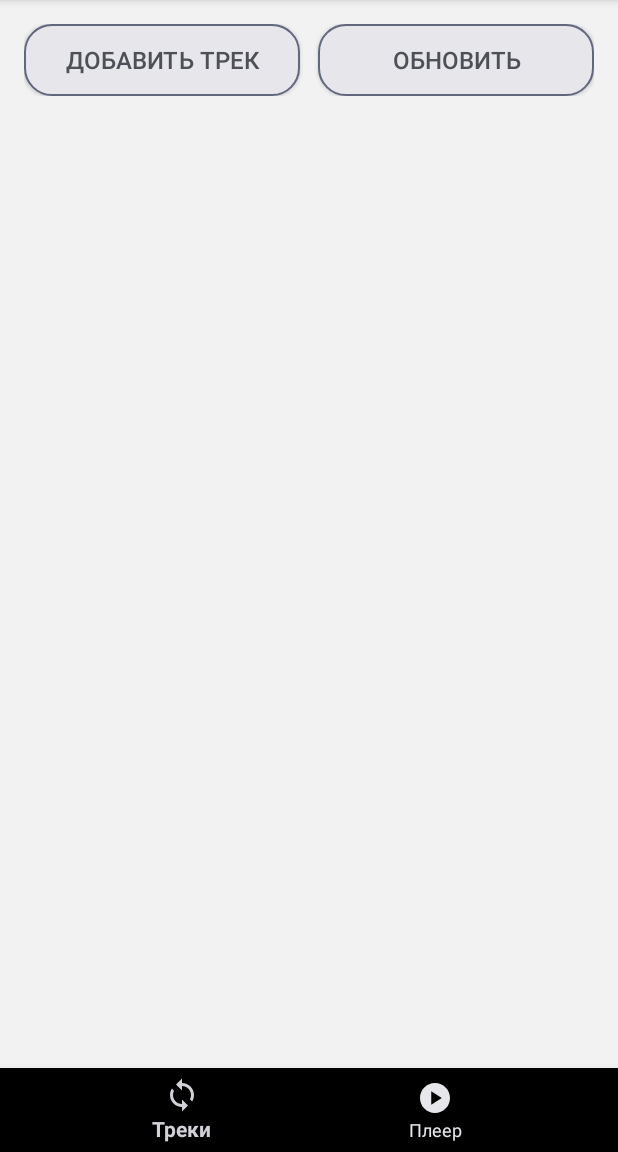
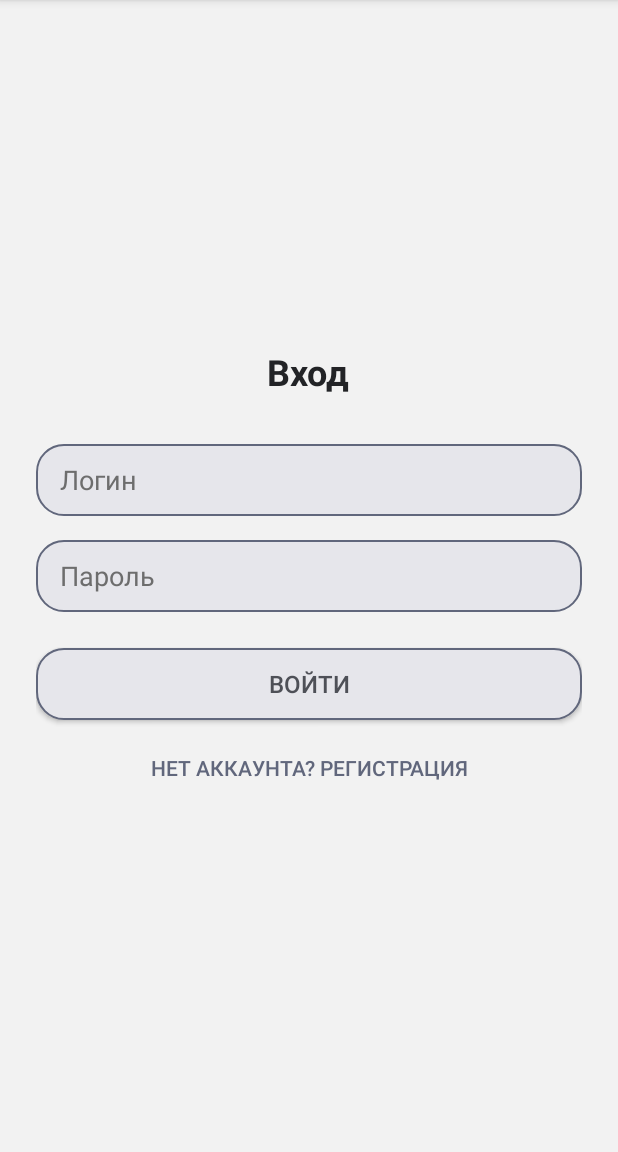
Before and after one commit to pojarnik007/Musicallly, an Android app built with Jetpack Compose: the screen it shows after launch (MainActivity), on a phone screen of 412 x 824 dp, the part 84-1236 px from its top. Run offline under Robolectric (Android 15) with nearby library versions, the phone set to English and light mode, and no system bars.

Commit message:
Добавлена регистрация пользователей а также стринца с аккаунтом и логином и регистрацией. Шифрование пароля в бд.

```diff
--- a/app/src/main/AndroidManifest.xml
+++ b/app/src/main/AndroidManifest.xml
@@ -16,7 +16,8 @@
         android:networkSecurityConfig="@xml/network_sequrity_config">
         <activity
             android:name=".presentation.MainActivity"
-            android:exported="true">
+            android:exported="true"
+            android:windowSoftInputMode="adjustResize">
             <intent-filter>
                 <action android:name="android.intent.action.MAIN" />
 
--- a/app/src/main/java/com/example/music_player_app/data/repository/RemoteTrackRepositoryImpl.kt
+++ b/app/src/main/java/com/example/music_player_app/data/repository/RemoteTrackRepositoryImpl.kt
@@ -11,7 +11,7 @@ import okhttp3.RequestBody.Companion.asRequestBody
 import java.io.File
 
 class RemoteTrackRepositoryImpl(
-    private val baseUrl: String = "http://192.168.0.102:3000"
+    private val baseUrl: String = "http://192.168.213.211:3000"
 ) : RemoteTrackRepository {
 
     private val client = OkHttpClient()
--- a/app/src/main/java/com/example/music_player_app/presentation/MainActivity.kt
+++ b/app/src/main/java/com/example/music_player_app/presentation/MainActivity.kt
@@ -1,34 +1,73 @@
 package com.example.music_player_app.presentation
 
+import android.content.Context
 import android.os.Bundle
+import android.view.View
 import androidx.appcompat.app.AppCompatActivity
 import androidx.fragment.app.Fragment
 import com.example.music_player_app.R
 import com.example.music_player_app.databinding.ActivityMainBinding
 import com.example.music_player_app.presentation.alltracks.AllTracksFragment
+import com.example.music_player_app.presentation.login.LoginFragment
+import com.example.music_player_app.presentation.login.RegisterFragment
 import com.example.music_player_app.presentation.player.PlayerFragment
+import com.example.music_player_app.presentation.login.UserFragment
 
 class MainActivity : AppCompatActivity() {
     private lateinit var binding: ActivityMainBinding
+
     override fun onCreate(savedInstanceState: Bundle?) {
         super.onCreate(savedInstanceState)
         binding = ActivityMainBinding.inflate(layoutInflater)
         setContentView(binding.root)
 
-        openFragment(AllTracksFragment())
+        val prefs = getSharedPreferences("user_prefs", Context.MODE_PRIVATE)
+        val isLoggedIn = prefs.getBoolean("is_logged_in", false)
+
+        if (isLoggedIn) {
+            openFragment(AllTracksFragment())
+        } else {
+            openLogin()
+        }
 
         binding.bottomNavigation.setOnItemSelectedListener { item ->
+            val current = supportFragmentManager.findFragmentById(R.id.fragment_container)
+            if (current is LoginFragment || current is RegisterFragment) {
+                return@setOnItemSelectedListener false
+            }
             when (item.itemId) {
                 R.id.menu_all_tracks -> openFragment(AllTracksFragment())
                 R.id.menu_player -> openFragment(PlayerFragment())
+                R.id.menu_user -> openFragment(UserFragment(onLogout = {
+                    openLogin()
+                }))
             }
             true
         }
+    }
+
+    private fun openLogin() {
+        openFragment(LoginFragment(
+            onLoginSuccess = {
+                getSharedPreferences("user_prefs", Context.MODE_PRIVATE).edit().putBoolean("is_logged_in", true).apply()
+                openFragment(AllTracksFragment())
+            },
+            onGoToRegister = {
+                openFragment(RegisterFragment(
+                    onRegisterSuccess = {
+                        openLogin()
+                    }
+                ))
+            }
+        ))
     }
 
     private fun openFragment(fragment: Fragment) {
         supportFragmentManager.beginTransaction()
             .replace(R.id.fragment_container, fragment)
             .commit()
+        // Скрываем или показываем нижний бар
+        binding.bottomNavigation.visibility =
+            if (fragment is LoginFragment || fragment is RegisterFragment) View.GONE else View.VISIBLE
     }
 }
--- a/app/src/main/java/com/example/music_player_app/presentation/alltracks/AllTracksFragment.kt
+++ b/app/src/main/java/com/example/music_player_app/presentation/alltracks/AllTracksFragment.kt
@@ -1,6 +1,7 @@
 package com.example.music_player_app.presentation.alltracks
 
 import android.app.Activity
+import android.content.Context
 import android.content.Intent
 import android.net.Uri
 import android.os.Bundle
@@ -57,6 +58,11 @@ class AllTracksFragment : Fragment() {
             intent.type = "audio/*"
             startActivityForResult(intent, REQUEST_CODE_PICK_AUDIO)
         }
+        val prefs = requireActivity().getSharedPreferences("user_prefs", Context.MODE_PRIVATE)
+        val userName = prefs.getString("user_name", null)
+
+        // Показываем кнопку только если пользователь admin
+        binding.buttonAddTrack.visibility = if (userName == "admin") View.VISIBLE else View.GONE
         binding.buttonRefresh.setOnClickListener {
             viewModel.syncTracks()
         }
--- /dev/null
+++ b/app/src/main/java/com/example/music_player_app/presentation/login/Fragment.kt
@@ -0,0 +1,6 @@
+package com.example.music_player_app.presentation.login
+
+import androidx.fragment.app.Fragment
+
+// Просто базовый класс, чтобы не было путаницы с androidx.fragment.app.Fragment
+open class Fragment : androidx.fragment.app.Fragment()
--- /dev/null
+++ b/app/src/main/java/com/example/music_player_app/presentation/login/LoginFragment.kt
@@ -0,0 +1,94 @@
+package com.example.music_player_app.presentation.login
+
+import android.content.Context
+import android.os.Bundle
+import android.view.LayoutInflater
+import android.view.View
+import android.view.ViewGroup
+import android.widget.Toast
+import androidx.fragment.app.Fragment
+import com.example.music_player_app.databinding.FragmentLoginBinding
+import kotlinx.coroutines.CoroutineScope
+import kotlinx.coroutines.Dispatchers
+import kotlinx.coroutines.launch
+import kotlinx.coroutines.withContext
+import okhttp3.MediaType.Companion.toMediaTypeOrNull
+import okhttp3.OkHttpClient
+import okhttp3.Request
+import okhttp3.RequestBody.Companion.toRequestBody
+
+class LoginFragment(
+    private val onLoginSuccess: () -> Unit,
+    private val onGoToRegister: () -> Unit
+) : Fragment() {
+
+    private var _binding: FragmentLoginBinding? = null
+    private val binding get() = _binding!!
+    private val client = OkHttpClient()
+
+    override fun onCreateView(
+        inflater: LayoutInflater, container: ViewGroup?,
+        savedInstanceState: Bundle?
+    ): View {
+        _binding = FragmentLoginBinding.inflate(inflater, container, false)
+        return binding.root
+    }
+
+    override fun onViewCreated(view: View, savedInstanceState: Bundle?) {
+        binding.buttonLogin.setOnClickListener {
+            val login = binding.editTextLogin.text.toString().trim()
+            val pass = binding.editTextPassword.text.toString().trim()
+            if (login.isEmpty() || pass.isEmpty()) {
+                Toast.makeText(context, "Введите логин и пароль", Toast.LENGTH_SHORT).show()
+                return@setOnClickListener
+            }
+            loginOnServer(login, pass)
+        }
+        binding.buttonGoToRegister.setOnClickListener {
+            onGoToRegister()
+        }
+    }
+
+    private fun loginOnServer(login: String, pass: String) {
+        CoroutineScope(Dispatchers.IO).launch {
+            try {
+                val json = """{"username":"$login","password":"$pass"}"""
+                val requestBody = json.toRequestBody("application/json".toMediaTypeOrNull())
+                val request = Request.Builder()
+                    .url("http://192.168.213.211:3000/login")
+                    .post(requestBody)
+                    .build()
+                client.newCall(request).execute().use { response ->
+                    val responseBody = response.body?.string()
+                    if (response.isSuccessful) {
+                        // В вашем LoginFragment (или где происходит вход)
+                        val prefs = requireActivity().getSharedPreferences("user_prefs", Context.MODE_PRIVATE)
+                        prefs.edit()
+                            .putString("user_name", login) // realUserName — имя пользователя из БД
+                            .putBoolean("is_logged_in", true)
+                            .apply()
+                        // Сохраняем логин в SharedPreferences
+                        val sp = activity?.getSharedPreferences("user_prefs", Context.MODE_PRIVATE)
+                        sp?.edit()?.putBoolean("is_logged_in", true)?.apply()
+                        withContext(Dispatchers.Main) {
+                            onLoginSuccess()
+                        }
+                    } else {
+                        withContext(Dispatchers.Main) {
+                            Toast.makeText(requireContext(), "Ошибка входа: ...", Toast.LENGTH_SHORT).show()
+                        }
+                    }
+                }
+            } catch (e: Exception) {
+                withContext(Dispatchers.Main) {
+                    Toast.makeText(requireContext(), "Ошибка сети!", Toast.LENGTH_SHORT).show()
+                }
+            }
+        }
+    }
+
+    override fun onDestroyView() {
+        super.onDestroyView()
+        _binding = null
+    }
+}
--- /dev/null
+++ b/app/src/main/res/drawable/ic_user.xml
@@ -0,0 +1,7 @@
+<vector xmlns:android="http://schemas.android.com/apk/res/android"
+    android:width="24dp" android:height="24dp"
+    android:viewportWidth="24" android:viewportHeight="24">
+    <path
+        android:fillColor="#61677C"
+        android:pathData="M12,12a5,5 0,1 0,-5 -5a5,5 0,0 0,5 5zm0,2c-3.33,0 -10,1.67 -10,5v3h20v-3c0,-3.33 -6.67,-5 -10,-5z"/>
+</vector>
--- /dev/null
+++ b/app/src/main/res/layout/fragment_login.xml
@@ -0,0 +1,65 @@
+<?xml version="1.0" encoding="utf-8"?>
+<LinearLayout
+    xmlns:android="http://schemas.android.com/apk/res/android"
+    android:background="@color/backgroundMain"
+    android:layout_width="match_parent"
+    android:layout_height="match_parent"
+    android:orientation="vertical"
+    android:gravity="center"
+    android:padding="24dp">
+
+    <TextView
+        android:text="Вход"
+        android:textSize="24sp"
+        android:textStyle="bold"
+        android:textColor="@color/textMain"
+        android:layout_width="wrap_content"
+        android:layout_height="wrap_content"
+        android:layout_marginBottom="32dp"/>
+
+    <EditText
+        android:id="@+id/editTextLogin"
+        android:hint="Логин"
+        android:layout_width="match_parent"
+        android:layout_height="48dp"
+        android:background="@drawable/bg_button_rounded"
+        android:paddingStart="16dp"
+        android:paddingEnd="16dp"
+        android:textColor="@color/textMain"
+        android:textColorHint="@color/textSecondary"
+        android:layout_marginBottom="16dp"
+        android:inputType="textPersonName"/>
+
+    <EditText
+        android:id="@+id/editTextPassword"
+        android:hint="Пароль"
+        android:layout_width="match_parent"
+        android:layout_height="48dp"
+        android:background="@drawable/bg_button_rounded"
+        android:paddingStart="16dp"
+        android:paddingEnd="16dp"
+        android:textColor="@color/textMain"
+        android:textColorHint="@color/textSecondary"
+        android:layout_marginBottom="24dp"
+        android:inputType="textPassword"/>
+
+    <Button
+        android:id="@+id/buttonLogin"
+        android:text="Войти"
+        android:textSize="16sp"
+        android:textColor="@color/buttonText"
+        android:background="@drawable/bg_button_rounded"
+        android:layout_width="match_parent"
+        android:layout_height="48dp"
+        android:elevation="2dp"/>
+
+    <Button
+        android:id="@+id/buttonGoToRegister"
+        android:text="Нет аккаунта? Регистрация"
+        android:layout_width="match_parent"
+        android:layout_height="wrap_content"
+        android:background="@android:color/transparent"
+        android:textColor="@color/colorPrimary"
+        android:textSize="14sp"
+        android:layout_marginTop="8dp"/>
+</LinearLayout>
--- a/app/src/main/res/menu/bottom_nav_menu.xml
+++ b/app/src/main/res/menu/bottom_nav_menu.xml
@@ -7,4 +7,8 @@
         android:id="@+id/menu_player"
         android:title="Плеер"
         android:icon="@drawable/play"/>
+    <item
+        android:id="@+id/menu_user"
+        android:title="Пользователь"
+        android:icon="@drawable/ic_user"/> <!-- добавьте ic_user в drawable -->
 </menu>
--- /dev/null
+++ b/app/src/main/res/values/dimens.xml
@@ -0,0 +1,3 @@
+<resources>
+    <dimen name="bottom_nav_height">56dp</dimen>
+</resources>
```
Also changed, not shown: app/src/main/java/com/example/music_player_app/presentation/login/RegisterFragment.kt (added, +81 -0 lines), app/src/main/java/com/example/music_player_app/presentation/login/UserFragment.kt (added, +44 -0 lines), app/src/main/res/drawable/ic_user_avatar.xml (added, +18 -0 lines), app/src/main/res/layout/fragment_register.xml (added, +55 -0 lines), app/src/main/res/layout/fragment_user.xml (added, +47 -0 lines).
